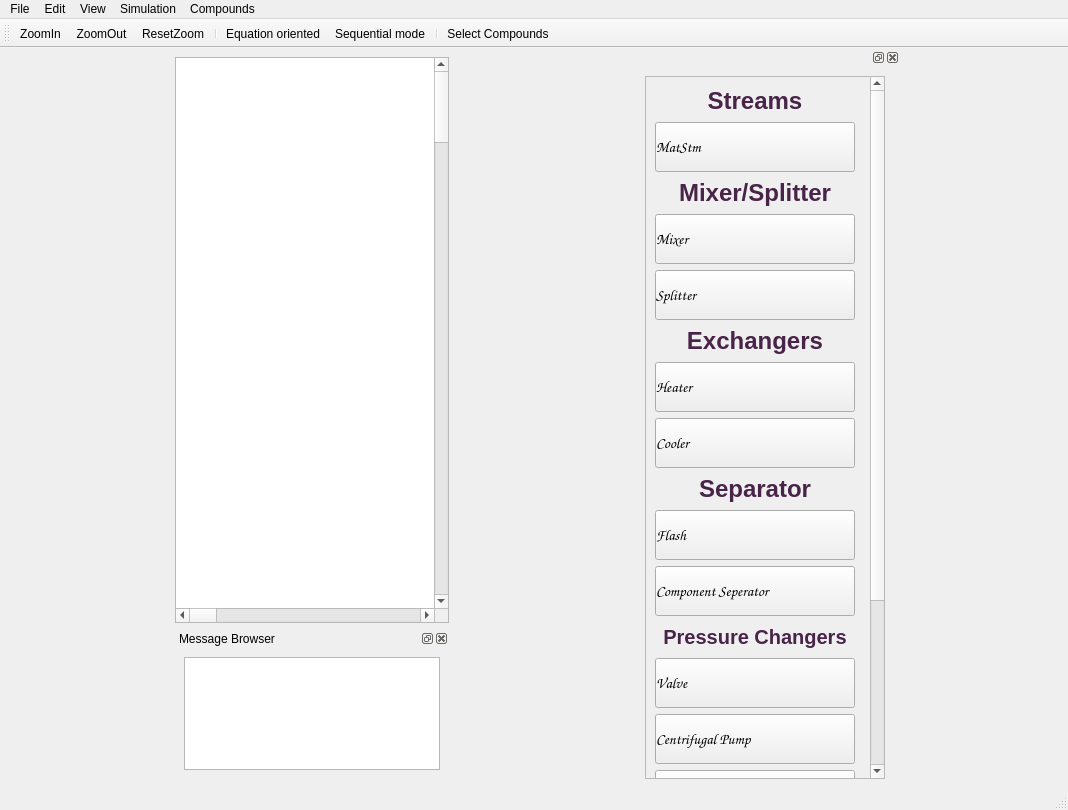
First picture: the form in main.ui, repository Anujg935/OMChemSimGUI, before the edit.
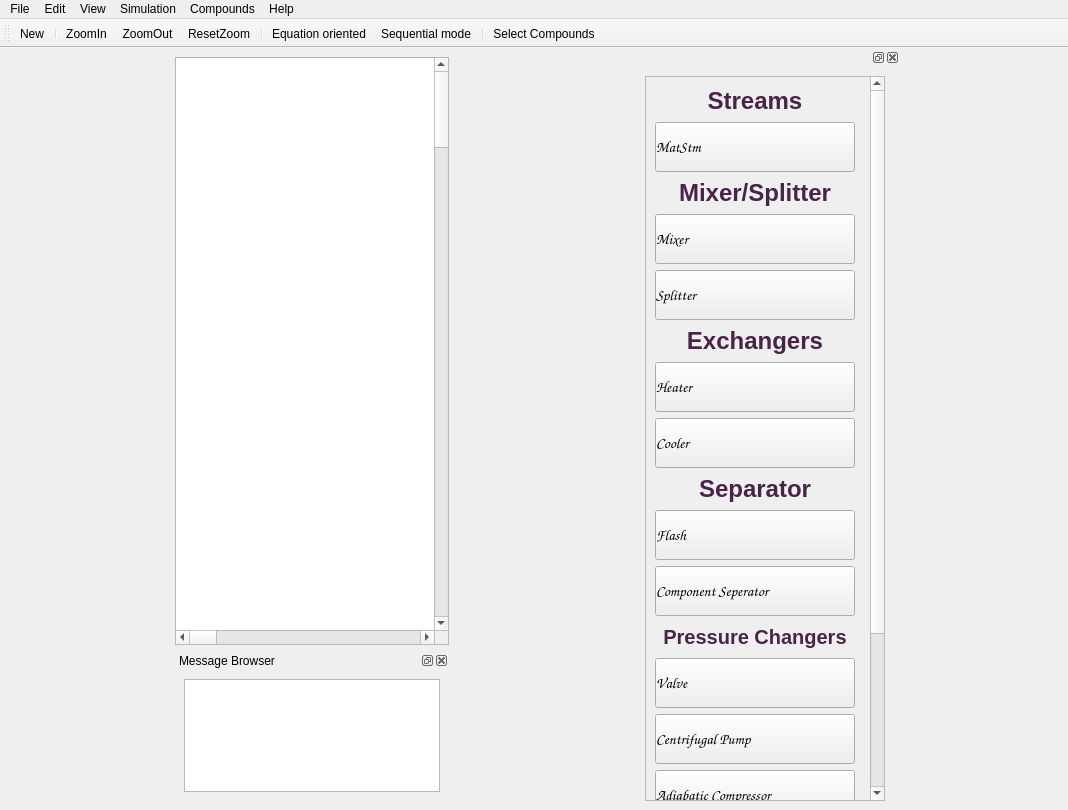
Second picture: the form after the edit. Icons and pictures are not drawn.

Commit message: message browser printing step wise log and help box is created with some UI fixes

The edit to the form file:
```diff
--- a/main.ui
+++ b/main.ui
@@ -13,6 +13,16 @@
   <property name="windowTitle">
    <string>MainWindow</string>
   </property>
+  <property name="windowIcon">
+   <iconset>
+    <normaloff>icons/logo.png</normaloff>icons/logo.png</iconset>
+  </property>
+  <property name="iconSize">
+   <size>
+    <width>24</width>
+    <height>24</height>
+   </size>
+  </property>
   <widget class="QWidget" name="centralwidget">
    <property name="sizePolicy">
     <sizepolicy hsizetype="Maximum" vsizetype="Maximum">
@@ -138,7 +148,7 @@
      <x>0</x>
      <y>0</y>
      <width>1068</width>
-     <height>26</height>
+     <height>21</height>
     </rect>
    </property>
    <widget class="QMenu" name="menuFile">
@@ -173,13 +183,19 @@
     </property>
     <addaction name="actionSelect_compouns"/>
    </widget>
+   <widget class="QMenu" name="menuHelp">
+    <property name="title">
+     <string>Help</string>
+    </property>
+    <addaction name="actionHelp"/>
+   </widget>
    <addaction name="menuFile"/>
    <addaction name="menuEdit"/>
    <addaction name="menuView"/>
    <addaction name="menuSimulation"/>
    <addaction name="menuComponds"/>
+   <addaction name="menuHelp"/>
   </widget>
-  <widget class="QStatusBar" name="statusbar"/>
   <widget class="QDockWidget" name="dockWidget">
    <property name="sizePolicy">
     <sizepolicy hsizetype="Fixed" vsizetype="Preferred">
@@ -234,9 +250,9 @@
         <property name="geometry">
          <rect>
           <x>0</x>
-          <y>-300</y>
-          <width>222</width>
-          <height>948</height>
+          <y>-213</y>
+          <width>221</width>
+          <height>926</height>
          </rect>
         </property>
         <layout class="QVBoxLayout" name="verticalLayout_5">
@@ -1062,6 +1078,8 @@
    <attribute name="toolBarBreak">
     <bool>false</bool>
    </attribute>
+   <addaction name="actionNew_Flowsheet"/>
+   <addaction name="separator"/>
    <addaction name="actionZoomIn"/>
    <addaction name="actionZoomOut"/>
    <addaction name="actionResetZoom"/>
```
Left out of the diff: 9 changed lines with no effect on the pictures. The commit also changes 30 other files.
